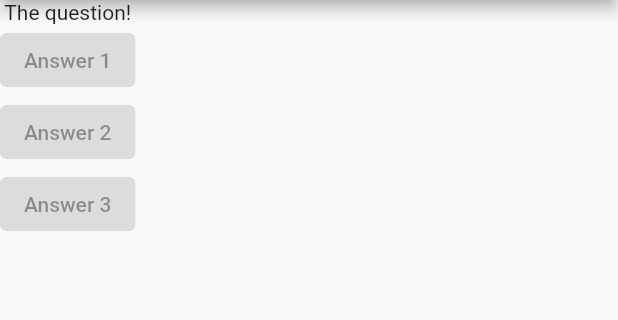
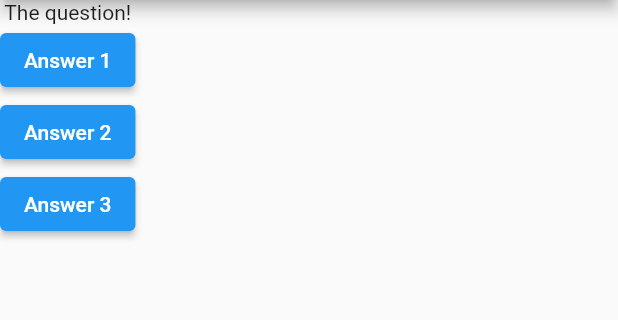
Before and after one commit to SeanPhilippi/first_app, a Flutter app: the screen it shows after launch, on a phone screen of 412 x 824 dp, the part 84-404 px from its top. Run offline on Flutter 3.47's test engine with Material 2 defaults, Android fonts, the phone set to English and light mode, and no system bars.

Commit message:
printing different answers for different buttons

```diff
--- a/lib/main.dart
+++ b/lib/main.dart
@@ -3,6 +3,10 @@ import 'package:flutter/material.dart';
 void main() => runApp(MyApp());
 
 class MyApp extends StatelessWidget {
+  void answerQuestion(String text) {
+    print('Your answer: $text');
+  }
+
   @override // explicitly overriding StatelessWidget's built-in build method
   Widget build(BuildContext context) {
     return MaterialApp(
@@ -12,9 +16,15 @@ class MyApp extends StatelessWidget {
         ),
         body: Column(children: [
           Text('The question!'),
-          ElevatedButton(child: Text('Answer 1'), onPressed: null),
-          ElevatedButton(child: Text('Answer 2'), onPressed: null),
-          ElevatedButton(child: Text('Answer 3'), onPressed: null),
+          ElevatedButton(
+              child: Text('Answer 1'),
+              onPressed: () => answerQuestion('Answer 1')),
+          ElevatedButton(
+              child: Text('Answer 2'),
+              onPressed: () => answerQuestion('Answer 2')),
+          ElevatedButton(
+              child: Text('Answer 3'),
+              onPressed: () => answerQuestion('Answer 3')),
         ]),
       ),
     );
```
